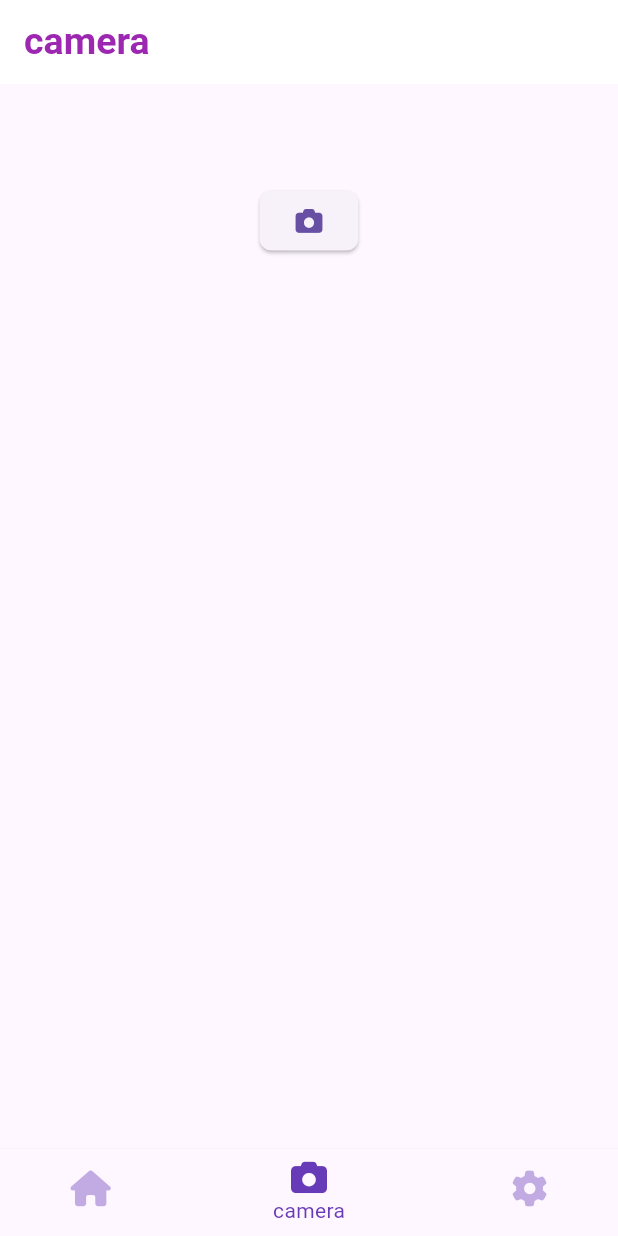
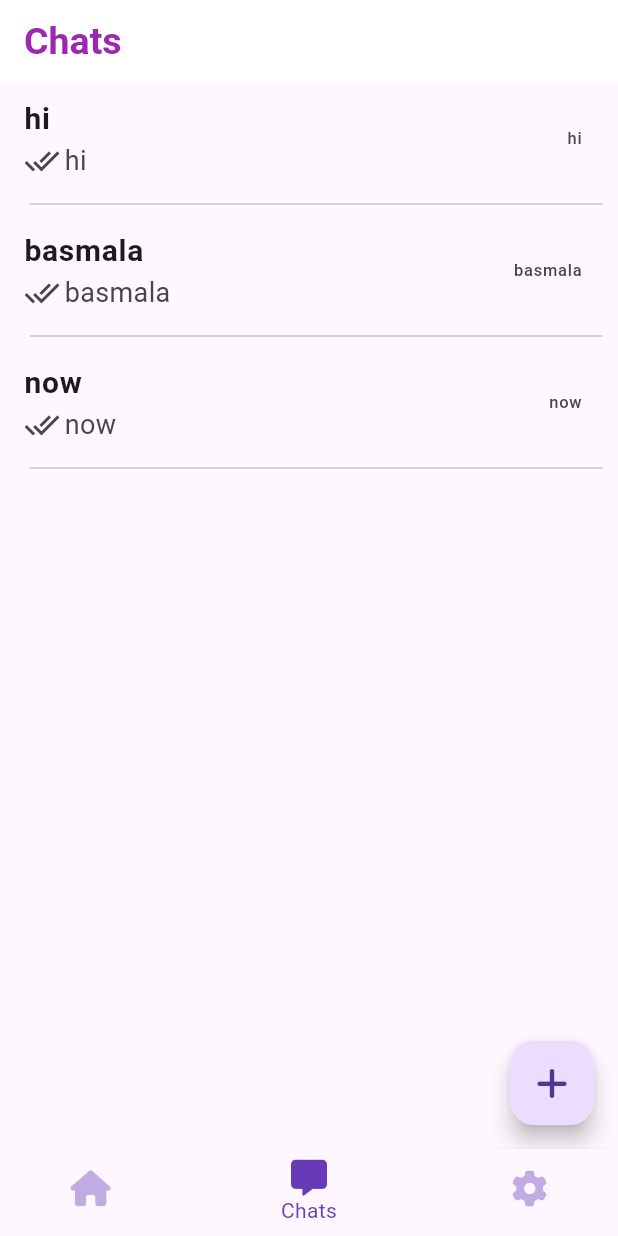
Before and after one commit to basmlla-bayoumy/Graduation-project, a Flutter app: the Firstpage screen opened directly, item 2 of the bottom bar chosen, on a phone screen of 412 x 824 dp. Run offline on Flutter 3.47's test engine with Material 3 defaults, Android fonts, the phone set to English and light mode, and no system bars; our stand-ins replace cached_network_image, cloud_firestore, conditional_builder_null_safety, dio, firebase_auth, firebase_core and 5 more; accounts and stored records are empty; network calls fail.

Commit message:
addNewChat

```diff
--- a/lib/cubit/learn_me_cubit.dart
+++ b/lib/cubit/learn_me_cubit.dart
@@ -51,7 +51,7 @@ List<Widget> screens =  [
 
 List<String> Titles =  [
   'Home',
-  'camera',
+  'Chats',
   'Settings'
 ] ;
 
--- /dev/null
+++ b/lib/models/chat_model.dart
@@ -0,0 +1,7 @@
+class ChatModel {
+  final String message;
+  final String subtitle;
+
+
+  ChatModel(this.message, this.subtitle, {required List<String> imagePaths, String? imagePath});
+}
--- a/lib/screens/camera_page.dart
+++ b/lib/screens/camera_page.dart
@@ -1,9 +1,8 @@
-import 'dart:io';
-
 import 'package:flutter/material.dart';
-import 'package:flutter/services.dart';
 import 'package:font_awesome_flutter/font_awesome_flutter.dart';
-import 'package:image_picker/image_picker.dart';
+import 'package:g2/models/chat_model.dart';
+import 'package:g2/screens/AddNewCahtsScreen.dart';
+import 'package:g2/screens/chats_listView.dart';
 
 class CameraPage extends StatefulWidget {
   const CameraPage({super.key});
@@ -13,56 +12,107 @@ class CameraPage extends StatefulWidget {
 }
 
 class _CameraPageState extends State<CameraPage> {
-  File? image;
+  List<ChatModel> chats = [
+    ChatModel('hi', 'ok', imagePaths: []),
+    ChatModel('basmala', 'hhiid', imagePaths: []),
+    ChatModel('now', 'iiio', imagePaths: [], )
+  ];
 
-  Future pickImage(ImageSource source) async {
-    try {
-      final image = await ImagePicker().pickImage(source: source);
-      if (image == null) return;
+  void _addNewChat(BuildContext context) async {
+    final result = await Navigator.push(
+      context,
+      MaterialPageRoute(
+        builder: (context) => AddNewChatScreen(),
+      ),
+    );
 
-      // ignore: non_constant_identifier_names
-      final ImageTemporary = File(image.path);
+    if (result != null && result is ChatModel) {
       setState(() {
-        this.image = ImageTemporary;
+        chats.add(result);
       });
-    } on PlatformException catch (e) {
-      print(('Failed to pick Image:$e'));
     }
   }
+
   @override
   Widget build(BuildContext context) {
     return Scaffold(
-      body: Container(
-        padding: const EdgeInsets.all(32),
-        child: Column(
-          mainAxisAlignment: MainAxisAlignment.start,
-          children: [
-           if(image != null)
-                 Image.file(
-                    image!,
-                    height: 550,
-                    width: double.infinity,
-                    fit: BoxFit.cover,
-                  )
-                ,
-            const SizedBox(
-              height: 35,
-            ),
-            Center(
-              child: ElevatedButton(
-                onPressed: () {
-                  pickImage(ImageSource.camera);
-                },
-                style: ButtonStyle(
-                  shape: WidgetStatePropertyAll(RoundedRectangleBorder(
-                      borderRadius: BorderRadius.circular(8))),
-                ),
-                child: const Icon(FontAwesomeIcons.camera),
-              ),
-            ),
-          ],
-        ),
+      body: ChatsListview(chats: chats),
+      floatingActionButton: FloatingActionButton(
+        child: Icon(FontAwesomeIcons.add),
+        onPressed: () => _addNewChat(context),
       ),
-    ) ;
+    );
   }
 }
+
+// Widget bottomSheet(){
+// return Container(
+//   height: 200,
+//   width: double.infinity,
+//   child: Card(
+//     margin: EdgeInsets.all(18),
+//     child: Padding(
+//       padding: const EdgeInsets.symmetric(horizontal: 32.0, vertical: 32),
+//       child: Row(
+//         children: [
+//           Column(
+//             children: [
+//               FloatingActionButton(
+//                 onPressed: (){
+//                   (ImageSource.camera);
+//                 },
+//                 child: Icon(FontAwesomeIcons.camera),),
+//               Text('camera'),
+//             ],
+//           ),
+//           SizedBox(width: 35,),
+//           Column(
+//             children: [
+//               FloatingActionButton(
+//                 onPressed:(){},
+//                 child: Icon(FontAwesomeIcons.file),),
+//                 Text('Files')
+//             ],
+//           )
+//         ],
+//       ),
+//     ),
+//   ),
+// );
+// }
+
+
+
+
+
+// Container(
+//         padding: const EdgeInsets.all(32),
+//         child: Column(
+//           mainAxisAlignment: MainAxisAlignment.start,
+//           children: [
+//            if(image != null)
+//                  Image.file(
+//                     image!,
+//                     height: 550,
+//                     width: double.infinity,
+//                     fit: BoxFit.cover,
+//                   )
+//                 ,
+//             const SizedBox(
+//               height: 35,
+//             ),
+//             Center(
+//               child: ElevatedButton(
+//                 onPressed: () {
+//                   pickImage(ImageSource.camera);
+//                 },
+//                 style: ButtonStyle(
+//                   shape: WidgetStatePropertyAll(RoundedRectangleBorder(
+//                       borderRadius: BorderRadius.circular(8))),
+//                 ),
+//                 child: const Icon(FontAwesomeIcons.camera),
+//               ),
+//             ),
+//           ],
+//         ),
+//       )
--- /dev/null
+++ b/lib/screens/chats_listView.dart
@@ -0,0 +1,22 @@
+import 'package:flutter/material.dart';
+import 'package:g2/models/chat_model.dart';
+import 'package:g2/widgets/custom_card_chat.dart';
+
+class ChatsListview extends StatelessWidget {
+  ChatsListview({super.key, required this.chats});
+  final List<ChatModel> chats;
+
+  @override
+  Widget build(BuildContext context) {
+    return ListView.builder(
+      itemCount: chats.length,
+      itemBuilder: (context, index) {
+        return CustomCardChat(
+          chatModel: chats[index],
+          chats: chats,
+          index: index,
+        );
+      },
+    );
+  }
+}
--- a/lib/screens/firstpage.dart
+++ b/lib/screens/firstpage.dart
@@ -37,7 +37,7 @@ class Firstpage extends StatelessWidget {
                 BottomNavigationBarItem(
                     icon: Icon(FontAwesomeIcons.house), label: 'Home'),
                     BottomNavigationBarItem(
-                    icon: Icon(FontAwesomeIcons.camera), label: 'camera'),
+                    icon: Icon(FontAwesomeIcons.solidMessage), label: 'Chats'),
                 BottomNavigationBarItem(
                     icon: Icon(FontAwesomeIcons.gear), label: 'Setting')
               ],
--- /dev/null
+++ b/lib/widgets/custom_card_chat.dart
@@ -0,0 +1,47 @@
+import 'package:flutter/material.dart';
+import 'package:g2/models/chat_model.dart';
+import 'package:g2/screens/chat_details_screen.dart';
+import 'package:get/get.dart';
+
+class CustomCardChat extends StatelessWidget {
+  const CustomCardChat({super.key, required this.chatModel, required this.chats, required this.index});
+  final ChatModel chatModel;
+  final List<ChatModel> chats ;
+  final int index ;
+
+  @override
+  Widget build(BuildContext context) {
+    return InkWell(
+      onTap: () {
+        Navigator.push(
+            context,
+            MaterialPageRoute(
+              builder: (context) => ChatDetailsScreen(chatModel: chatModel,),
+            ),);
+
+      },
+      child: Column(
+        children: [
+          ListTile(
+            title: Text(chatModel.message,style: TextStyle(
+              fontSize: 20,fontWeight: FontWeight.bold
+            ),),
+            subtitle: Row(
+              children: [
+                Icon(Icons.done_all),
+                SizedBox(width:3,),
+                Text(chatModel.message,style: TextStyle(
+              fontSize: 18,)),
+              ],
+            ),
+            trailing: Text(chatModel.message),
+          ),
+          Padding(
+            padding: const EdgeInsets.only(right: 10,left: 20),
+            child: Divider(thickness: 1,),
+          )
+        ],
+      ),
+    );
+  }
+}
--- a/pubspec.yaml
+++ b/pubspec.yaml
@@ -60,6 +60,7 @@ dependencies:
 
 
 
+
 dev_dependencies:
   flutter_test:
     sdk: flutter
```
Also changed, not shown: lib/models/chat_bubble_model.dart (added, +13 -0 lines), lib/screens/AddNewCahtsScreen.dart (added, +120 -0 lines), lib/screens/chat_details_screen.dart (added, +30 -0 lines), lib/widgets/bottom_sheet_camera.dart (added, +83 -0 lines), lib/widgets/chat_bubble_widget.dart (added, +41 -0 lines).
